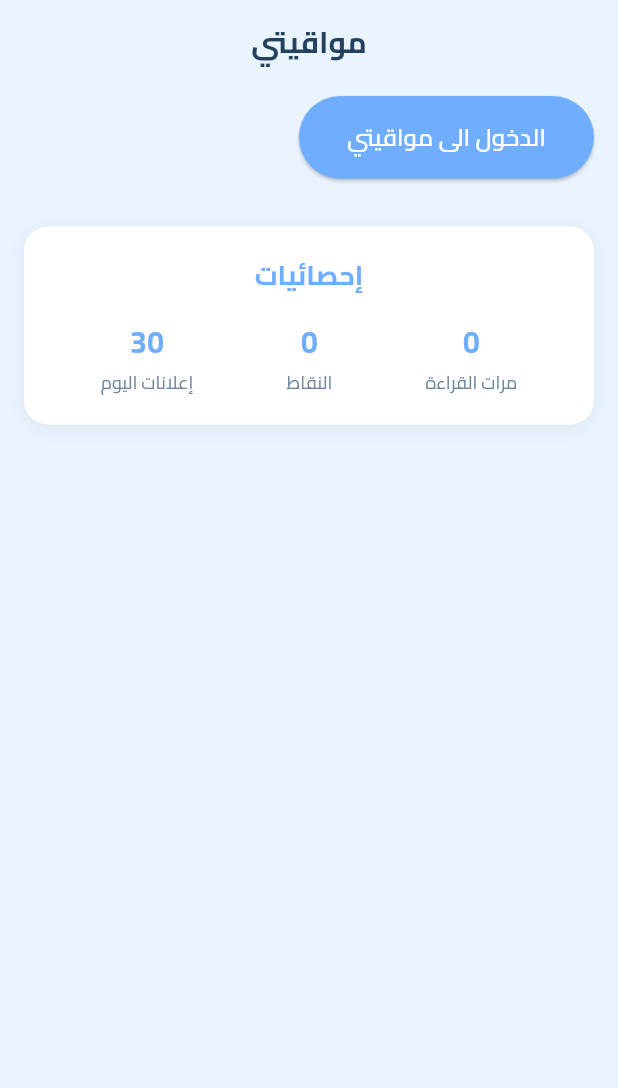
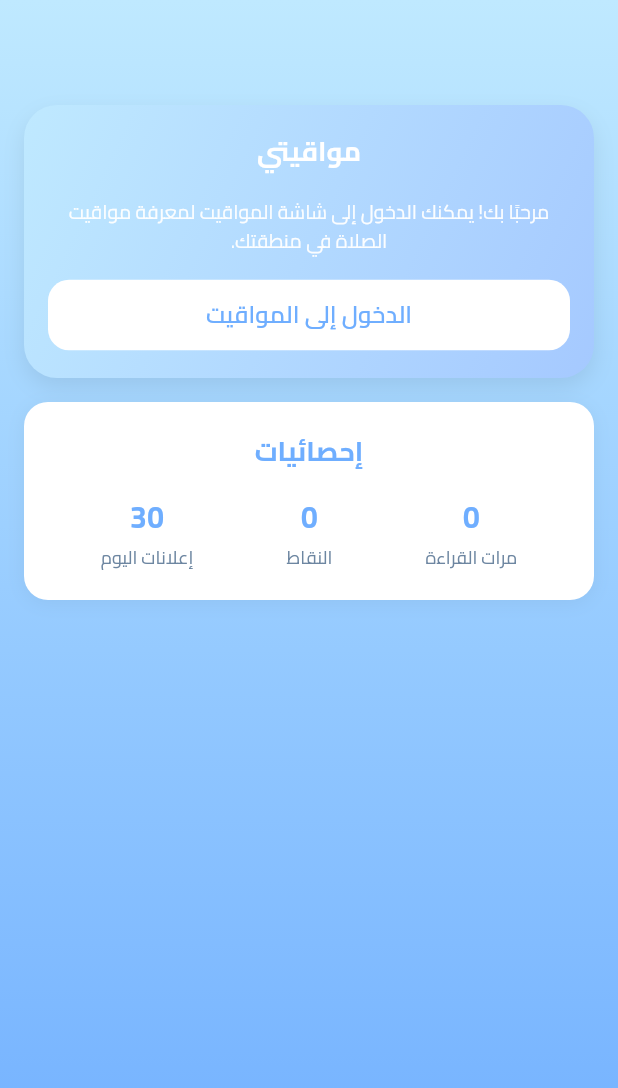
Before and after one commit to mohamad-hadi-said/muezzin_flutter, a Flutter app: the screen it shows after launch, on a phone screen of 412 x 824 dp. Shown: the top 1088 px of the screen. Run offline on Flutter 3.47's test engine with Material 3 defaults, Android fonts, the light colour scheme and no system bars; our stand-ins replace bloc, connectivity_plus, dartz, dio, equatable, flutter_bloc and 8 more; accounts and stored records are empty.

Commit message:
redign welcome page

```diff
--- a/lib/src/view/muezzin_screen.dart
+++ b/lib/src/view/muezzin_screen.dart
@@ -3,6 +3,7 @@ import 'dart:async';
 import 'package:flutter/foundation.dart';
 import 'package:flutter/material.dart';
 import 'package:flutter_bloc/flutter_bloc.dart';
+import 'package:muezzin_flutter/core/cache/app_cache.dart';
 import 'package:muezzin_flutter/core/theme/muezzin_theme.dart';
 import 'package:muezzin_flutter/core/utils/extensions.dart';
 import 'package:muezzin_flutter/src/logic/muezzin/muezzin_bloc.dart';
@@ -20,10 +21,27 @@ class _MuezzinScreenState extends State<MuezzinScreen> {
   MuezzinBloc bloc = MuezzinBloc();
   final ValueNotifier<DateTime> _now = ValueNotifier<DateTime>(DateTime.now());
   Timer? _clockTimer;
+
+  Future<void> _selectUserLocation() async {
+    final userLocation = AppCache.instance.getUserLocation();
+    if (userLocation != null) {
+      return;
+    }
+
+    final result = await showDialog<bool?>(
+      context: context,
+      builder: (context) => const GetCurrentLocation(),
+    );
+    if (result != null && result) {
+      bloc.add(LoadMuezzin());
+    }
+  }
+
   @override
   void initState() {
     super.initState();
     bloc.add(LoadMuezzin());
+    _selectUserLocation();
     _clockTimer = Timer.periodic(const Duration(seconds: 1), (_) {
       _now.value = DateTime.now();
     });
--- a/lib/src/view/welcome_page.dart
+++ b/lib/src/view/welcome_page.dart
@@ -3,7 +3,6 @@ import 'package:muezzin_flutter/core/utils/toast.dart';
 import 'package:muezzin_flutter/src/logic/home/home_bloc.dart';
 import 'package:muezzin_flutter/src/logic/home/home_state.dart';
 import 'package:muezzin_flutter/src/view/muezzin_screen.dart';
-import 'package:muezzin_flutter/src/view/widgets/dimond_background.dart';
 import 'package:flutter/material.dart';
 import 'package:muezzin_flutter/core/cache/app_cache.dart';
 import 'package:flutter_bloc/flutter_bloc.dart';
@@ -54,37 +53,96 @@ class _WelcomePageState extends State<WelcomePage> {
         }
       },
       child: Scaffold(
-        backgroundColor: MuezzinTheme.backgroundColor,
-        appBar: AppBar(
-          backgroundColor: Colors.transparent,
-          elevation: 0,
-          surfaceTintColor: Colors.transparent,
-          flexibleSpace: FlexibleSpaceBar(
-            centerTitle: true,
-            title: Text(
+        appBar: null,
+        body: Container(
+          constraints: BoxConstraints(
+            minHeight: MediaQuery.of(context).size.height,
+          ),
+          decoration: const BoxDecoration(
+            gradient: LinearGradient(
+              begin: Alignment.topCenter,
+              end: Alignment.bottomCenter,
+              colors: [
+                MuezzinTheme.gradientTop,
+                MuezzinTheme.gradientBottom,
+              ],
+            ),
+          ),
+          child: SingleChildScrollView(
+            padding: const EdgeInsets.symmetric(horizontal: 16, vertical: 12),
+            child: Column(
+              crossAxisAlignment: CrossAxisAlignment.stretch,
+              children: [
+                const SizedBox(height: 50),
+                // Header-like card matching Muezzin screen
+                Container(
+                  margin: const EdgeInsets.only(top: 8, bottom: 16),
+                  padding: const EdgeInsets.fromLTRB(16, 18, 16, 18),
+                  decoration: BoxDecoration(
+                    gradient: const LinearGradient(
+                      begin: Alignment.topLeft,
+                      end: Alignment.bottomRight,
+                      colors: [MuezzinTheme.gradientTop, MuezzinTheme.secondaryColor],
+                    ),
+                    borderRadius: BorderRadius.circular(22),
+                    boxShadow: [
+                      BoxShadow(
+                        color: Colors.black.withOpacity(0.08),
+                        blurRadius: 12,
+                        offset: const Offset(0, 6),
+                      ),
+                    ],
+                  ),
+                  child: Column(
+                    crossAxisAlignment: CrossAxisAlignment.center,
+                    children: [
+                      Row(
+                        children: const [
+                          Expanded(
+                            child: Center(
+                              child: Text(
                                 'مواقيتي',
                                 style: TextStyle(
-                color: MuezzinTheme.textPrimary,
-                fontSize: 20,
+                                  color: MuezzinTheme.onPrimary,
                                   fontWeight: FontWeight.bold,
+                                  fontSize: 18,
                                 ),
                               ),
                             ),
                           ),
-        body: SafeArea(
-          child: Padding(
-            padding: const EdgeInsets.symmetric(horizontal: 16),
-            child: SingleChildScrollView(
-              child: Column(
-                crossAxisAlignment: CrossAxisAlignment.start,
-                children: [
-                  const SizedBox(height: 8),
-                  // Muezzin Cards
-                  ElevatedButton(onPressed: _navigateToMuezzin, child: Text('الدخول الى مواقيتي')),
+                        ],
+                      ),
+                      const SizedBox(height: 18),
+                      Text(
+                        'مرحبًا بك! يمكنك الدخول إلى شاشة المواقيت لمعرفة مواقيت الصلاة في منطقتك.',
+                        textAlign: TextAlign.center,
+                        style: TextStyle(
+                          color: MuezzinTheme.onPrimary.withOpacity(0.95),
+                          fontSize: 13,
+                        ),
+                      ),
+                      const SizedBox(height: 16),
+                      SizedBox(
+                        width: double.infinity,
+                        child: ElevatedButton(
+                          style: ElevatedButton.styleFrom(
+                            backgroundColor: Colors.white,
+                            foregroundColor: MuezzinTheme.primaryColor,
+                            elevation: 0,
+                            padding: const EdgeInsets.symmetric(vertical: 12),
+                            shape: RoundedRectangleBorder(
+                              borderRadius: BorderRadius.circular(14),
+                            ),
+                          ),
+                          onPressed: _navigateToMuezzin,
+                          child: const Text('الدخول إلى المواقيت'),
+                        ),
+                      ),
+                    ],
+                  ),
+                ),
 
-                  const SizedBox(height: 32),
-
-                  // Stats Section
+                // Stats Section styled like cards
                 Container(
                   width: double.infinity,
                   padding: const EdgeInsets.all(20),
@@ -130,9 +188,7 @@ class _WelcomePageState extends State<WelcomePage> {
                     ],
                   ),
                 ),
-
               ],
-              ),
             ),
           ),
         ),
```
Lines whose indentation alone changed are shown as unchanged.
